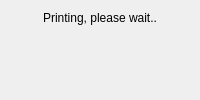
Old version of the form photobooth/resources/ui/printing.ui in the repository SimonStJG/rpi-photobooth.
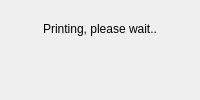
New version of the form. Custom widgets are drawn as their Qt base class.

The edit to the form file:
```diff
--- a/photobooth/resources/ui/printing.ui
+++ b/photobooth/resources/ui/printing.ui
@@ -8,7 +8,7 @@
         <property name="windowTitle">
             <string>Printing</string>
         </property>
-        <layout class="QGridLayout" name="gridLayout">
+        <layout class="QGridLayout" name="gridLayout" rowstretch="1,1">
             <item column="0" row="0">
                 <widget class="QLabel" name="printingHeader">
                     <property name="text">
```
